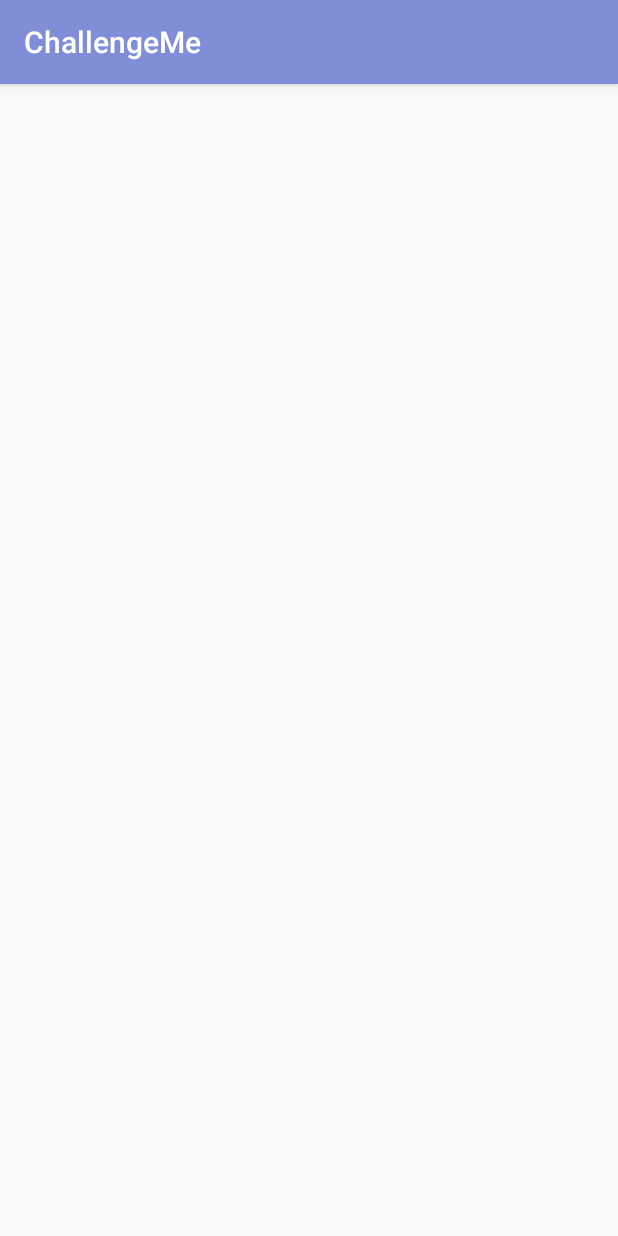
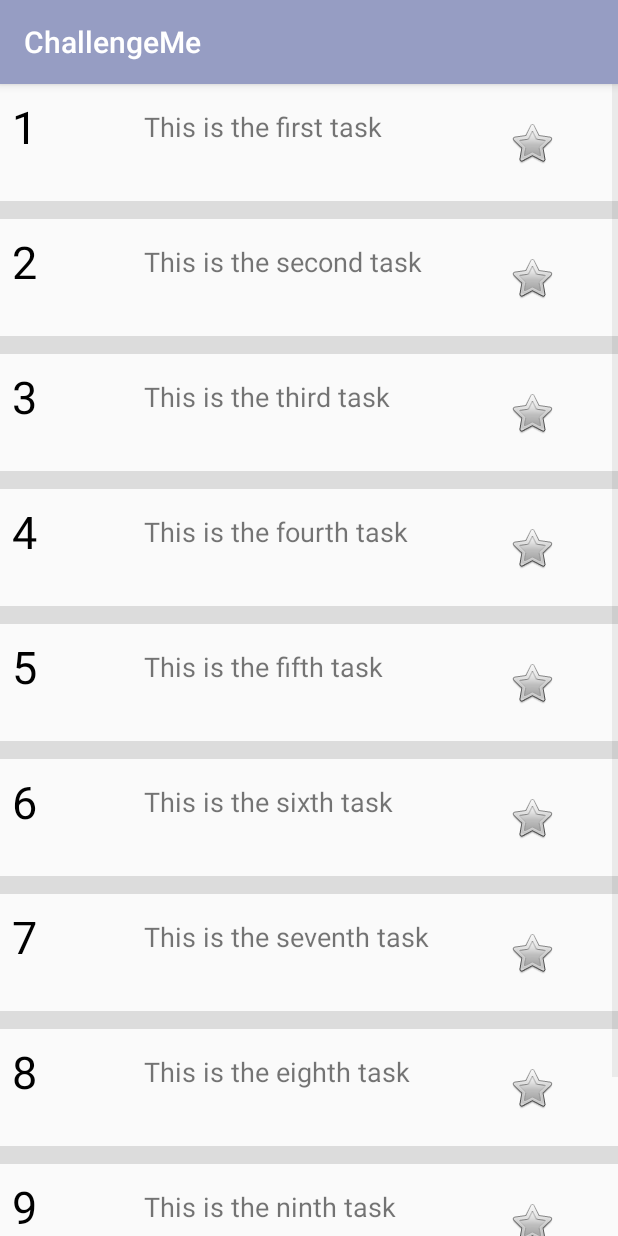
Before and after one commit to mchll05/cc_project_java_android, an Android app: the ListDetailActivity screen opened directly, with no data from a screen before it, on a phone screen of 412 x 824 dp. Run offline under Robolectric (Android 15) with nearby library versions, the phone set to English and light mode, and no system bars.

Commit message:
more layout listview

```diff
--- a/ChallengeMe/app/src/main/java/com/example/maustin/challengeme/ListDetailActivity.java
+++ b/ChallengeMe/app/src/main/java/com/example/maustin/challengeme/ListDetailActivity.java
@@ -3,8 +3,11 @@ package com.example.maustin.challengeme;
 import android.support.v7.app.AppCompatActivity;
 import android.content.Intent;
 import android.os.Bundle;
+import android.view.View;
+import android.widget.AdapterView;
 import android.widget.ListView;
 import android.widget.TextView;
+import android.widget.Toast;
 
 import java.util.ArrayList;
 
@@ -15,13 +18,23 @@ public class ListDetailActivity extends AppCompatActivity {
         super.onCreate(savedInstanceState);
         setContentView(R.layout.activity_list_detail);
 
-    TaskList taskList = new TaskList();
+    final TaskList taskList = new TaskList();
     ArrayList<Task> list = taskList.getList();
+
 
     TaskListAdapter taskListAdapter = new TaskListAdapter(this, list);
 
-    ListView listView = (ListView) findViewById(R.id.list_item);
+    ListView listView = (ListView) findViewById(R.id.taskListId);
     listView.setAdapter(taskListAdapter);
 
+//    listView.setOnItemLongClickListener(new AdapterView.OnItemLongClickListener() {
+
+//        @Override
+//            public boolean onItemLongClick(AdapterView<?> parent, View view, int position, long id) {
+//
+//            Toast.makeText(ListDetailActivity.this, position, Toast.LENGTH_LONG).show();
+//                return true;
+//            }
+//        });
     }
 }
--- a/ChallengeMe/app/src/main/java/com/example/maustin/challengeme/Task.java
+++ b/ChallengeMe/app/src/main/java/com/example/maustin/challengeme/Task.java
@@ -6,10 +6,12 @@ public class Task implements Serializable {
 
     private Integer number;
     private String taskDescription;
+    private boolean taskStatus;
 
-    public Task(Integer number, String taskDescription) {
+    public Task(Integer number, String taskDescription, boolean taskStatus) {
         this.number = number;
         this.taskDescription = taskDescription;
+        this.taskStatus = taskStatus;
 
     }
 
@@ -20,4 +22,13 @@ public class Task implements Serializable {
     public String getTask() {
         return taskDescription;
     }
+
+    public boolean getInitialTaskStatus() {
+        return false;
+    }
+
+    public boolean taskComplete(){
+        return true;
+    }
+
 }
--- a/ChallengeMe/app/src/main/java/com/example/maustin/challengeme/TaskList.java
+++ b/ChallengeMe/app/src/main/java/com/example/maustin/challengeme/TaskList.java
@@ -10,16 +10,16 @@ public class TaskList {
 
     public TaskList() {
         list = new ArrayList<Task>();
-        list.add(new Task(1, "This is the first task"));
-        list.add(new Task(2, "This is the second task"));
-        list.add(new Task(3, "This is the third task"));
-        list.add(new Task(4, "This is the fourth task"));
-        list.add(new Task(5, "This is the fifth task"));
-        list.add(new Task(6, "This is the sixth task"));
-        list.add(new Task(7, "This is the seventh task"));
-        list.add(new Task(8, "This is the eight task"));
-        list.add(new Task(9, "This is the ninth task"));
-        list.add(new Task(10, "This is the tenth task"));
+        list.add(new Task(1, "This is the first task", false));
+        list.add(new Task(2, "This is the second task", false));
+        list.add(new Task(3, "This is the third task", false));
+        list.add(new Task(4, "This is the fourth task", false));
+        list.add(new Task(5, "This is the fifth task", false));
+        list.add(new Task(6, "This is the sixth task", false));
+        list.add(new Task(7, "This is the seventh task", false));
+        list.add(new Task(8, "This is the eighth task", false));
+        list.add(new Task(9, "This is the ninth task", false));
+        list.add(new Task(10, "This is the tenth task", false));
 
     }
 
--- a/ChallengeMe/app/src/main/res/layout/activity_list_detail.xml
+++ b/ChallengeMe/app/src/main/res/layout/activity_list_detail.xml
@@ -4,10 +4,25 @@
     xmlns:tools="http://schemas.android.com/tools"
     android:layout_width="match_parent"
     android:layout_height="match_parent"
-    tools:context=".ListDetailActivity">
+    tools:context=".ListDetailActivity"
+ >
 
     <ListView
         android:id="@+id/taskListId"
-        android:layout_width="wrap_content"
-        android:layout_height="wrap_content" />
+        android:layout_width="match_parent"
+        android:layout_height="0dip"
+        android:layout_gravity="center_horizontal"
+        android:layout_weight="1"
+        android:dividerHeight="12.0dp"
+        tools:divider="@color/ic_launcher_background" />
+
+
+
+
+
+
+
+        <!--android:layout_width="wrap_content"-->
+        <!--android:layout_height="wrap_content"-->
+    <!--/>-->
 </android.support.constraint.ConstraintLayout>
--- a/ChallengeMe/app/src/main/res/layout/list_item.xml
+++ b/ChallengeMe/app/src/main/res/layout/list_item.xml
@@ -18,19 +18,36 @@
         android:textColor="@android:color/black"
         android:textSize="30sp"
         app:layout_constraintStart_toStartOf="parent"
-        app:layout_constraintTop_toTopOf="parent" />
+        app:layout_constraintTop_toTopOf="parent"
+         />
 
     <TextView
         android:id="@+id/taskViewId"
-        android:layout_width="230dp"
+        android:layout_width="201dp"
         android:layout_height="48dp"
         android:layout_marginEnd="8dp"
         android:layout_marginRight="8dp"
-        android:layout_marginTop="8dp"
+        android:layout_marginTop="16dp"
         android:text="TextView"
         android:textSize="18sp"
         app:layout_constraintEnd_toEndOf="parent"
+        app:layout_constraintHorizontal_bias="0.144"
         app:layout_constraintStart_toEndOf="@+id/stepViewId"
         app:layout_constraintTop_toTopOf="parent" />
 
+    <CheckBox
+        android:id="@+id/checkBoxID"
+        style="@android:style/Widget.CompoundButton.Star"
+        android:layout_width="50dp"
+        android:layout_height="47dp"
+        android:layout_marginEnd="8dp"
+        android:layout_marginLeft="8dp"
+        android:layout_marginRight="8dp"
+        android:layout_marginStart="8dp"
+        android:layout_marginTop="16dp"
+        app:layout_constraintEnd_toEndOf="parent"
+        app:layout_constraintHorizontal_bias="0.68"
+        app:layout_constraintStart_toEndOf="@+id/taskViewId"
+        app:layout_constraintTop_toTopOf="parent" />
+
 </android.support.constraint.ConstraintLayout>
--- /dev/null
+++ b/ChallengeMe/app/src/main/res/menu/menu_main.xml
@@ -0,0 +1,5 @@
+<?xml version="1.0" encoding="utf-8"?>
+<menu xmlns:android="http://schemas.android.com/apk/res/android">
+<item android:id="@+id/user_profile"
+        android:title="@string/say_user_profile"/>
+</menu>
--- a/ChallengeMe/app/src/main/res/values/colors.xml
+++ b/ChallengeMe/app/src/main/res/values/colors.xml
@@ -1,6 +1,6 @@
 <?xml version="1.0" encoding="utf-8"?>
 <resources>
-    <color name="colorPrimary">#808dd7</color>
+    <color name="colorPrimary">#969dc3</color>
     <color name="colorPrimaryDark">#303F9F</color>
     <color name="colorAccent">#FF4081</color>
 </resources>
--- a/ChallengeMe/app/src/main/res/values/ic_launcher_background.xml
+++ b/ChallengeMe/app/src/main/res/values/ic_launcher_background.xml
@@ -1,4 +1,4 @@
 <?xml version="1.0" encoding="utf-8"?>
 <resources>
-    <color name="ic_launcher_background">#5d86ab</color>
+    <color name="ic_launcher_background">#6c97bd</color>
 </resources>
--- a/ChallengeMe/app/src/main/res/values/strings.xml
+++ b/ChallengeMe/app/src/main/res/values/strings.xml
@@ -2,4 +2,6 @@
     <string name="app_name">ChallengeMe</string>
     <string name="exerciseButton">Go to Challenges</string>
     <string name="photographyButton">Go to Challenges</string>
+    <string name="say_user_profile">User Profile</string>
+    <string name="menu_toast_hello">Hello</string>
 </resources>
```
Also changed, not shown: ChallengeMe/app/src/main/java/com/example/maustin/challengeme/MainActivity.java (+21 -3 lines).
